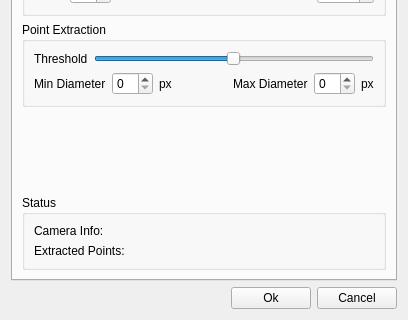
First picture: the form in FTNoIR_Tracker_PT/FTNoIR_PT_Controls.ui, repository opentrack/opentrack, before the edit; both pictures show x 0 to 408 and y 164 to 484 of the 408 by 484 pixel window.
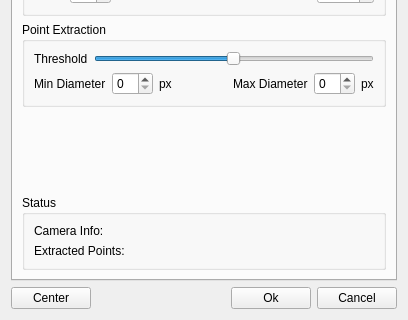
Second picture: the form after the edit. Icons and pictures are not drawn.

Patch:
```diff
--- a/FTNoIR_Tracker_PT/FTNoIR_PT_Controls.ui
+++ b/FTNoIR_Tracker_PT/FTNoIR_PT_Controls.ui
@@ -759,6 +759,13 @@
    </item>
    <item>
     <layout class="QHBoxLayout" name="horizontalLayout_4">
+     <item>
+      <widget class="QPushButton" name="center_button">
+       <property name="text">
+        <string>Center</string>
+       </property>
+      </widget>
+     </item>
      <item>
       <spacer name="horizontalSpacer_6">
        <property name="orientation">
```
